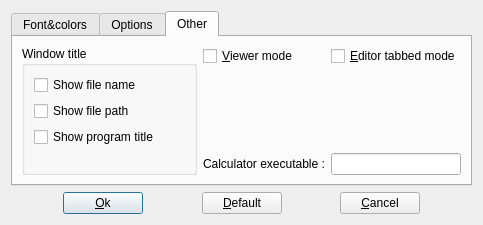
This is src/setupdialog.ui in GCodeProjects/GCodeWorkShop as Qt 5 draws it before an edit. The edited form follows.
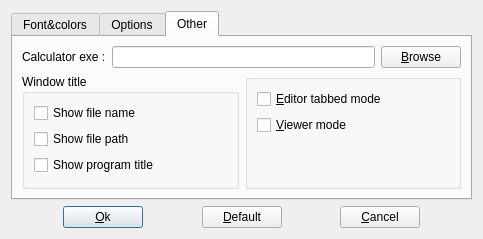
This is the edited form. The open tabs and pages were chosen to show the change. Icons and pictures are not drawn.

Commit message: New "split function" Command line option -diff

What changed in the file:
```diff
--- a/src/setupdialog.ui
+++ b/src/setupdialog.ui
@@ -7,112 +7,14 @@
     <x>0</x>
     <y>0</y>
     <width>483</width>
-    <height>225</height>
+    <height>227</height>
    </rect>
   </property>
   <property name="windowTitle">
    <string>Dialog</string>
   </property>
-  <layout class="QGridLayout" name="gridLayout_5">
-   <item row="3" column="0">
-    <layout class="QHBoxLayout" name="horizontalLayout">
+  <layout class="QVBoxLayout" name="verticalLayout">
      <item>
-      <spacer name="horizontalSpacer">
-       <property name="orientation">
-        <enum>Qt::Horizontal</enum>
-       </property>
-       <property name="sizeHint" stdset="0">
-        <size>
-         <width>40</width>
-         <height>20</height>
-        </size>
-       </property>
-      </spacer>
-     </item>
-     <item>
-      <widget class="QPushButton" name="okButton">
-       <property name="text">
-        <string>&amp;Ok</string>
-       </property>
-       <property name="icon">
-        <iconset resource="application.qrc">
-         <normaloff>:/images/ok.png</normaloff>:/images/ok.png</iconset>
-       </property>
-       <property name="default">
-        <bool>true</bool>
-       </property>
-      </widget>
-     </item>
-     <item>
-      <spacer name="horizontalSpacer_3">
-       <property name="orientation">
-        <enum>Qt::Horizontal</enum>
-       </property>
-       <property name="sizeHint" stdset="0">
-        <size>
-         <width>40</width>
-         <height>20</height>
-        </size>
-       </property>
-      </spacer>
-     </item>
-     <item>
-      <widget class="QPushButton" name="defaultButton">
-       <property name="text">
-        <string>&amp;Default</string>
-       </property>
-       <property name="icon">
-        <iconset resource="application.qrc">
-         <normaloff>:/images/default.png</normaloff>:/images/default.png</iconset>
-       </property>
-       <property name="autoDefault">
-        <bool>false</bool>
-       </property>
-      </widget>
-     </item>
-     <item>
-      <spacer name="horizontalSpacer_4">
-       <property name="orientation">
-        <enum>Qt::Horizontal</enum>
-       </property>
-       <property name="sizeHint" stdset="0">
-        <size>
-         <width>40</width>
-         <height>20</height>
-        </size>
-       </property>
-      </spacer>
-     </item>
-     <item>
-      <widget class="QPushButton" name="cancelButton">
-       <property name="text">
-        <string>&amp;Cancel</string>
-       </property>
-       <property name="icon">
-        <iconset resource="application.qrc">
-         <normaloff>:/images/window-close.png</normaloff>:/images/window-close.png</iconset>
-       </property>
-       <property name="autoDefault">
-        <bool>false</bool>
-       </property>
-      </widget>
-     </item>
-     <item>
-      <spacer name="horizontalSpacer_2">
-       <property name="orientation">
-        <enum>Qt::Horizontal</enum>
-       </property>
-       <property name="sizeHint" stdset="0">
-        <size>
-         <width>40</width>
-         <height>20</height>
-        </size>
-       </property>
-      </spacer>
-     </item>
-    </layout>
-   </item>
-   <item row="1" column="0">
     <widget class="QTabWidget" name="tabWidget">
      <property name="tabPosition">
       <enum>QTabWidget::North</enum>
@@ -479,7 +381,38 @@
       <attribute name="title">
        <string>Other</string>
       </attribute>
-      <layout class="QHBoxLayout" name="horizontalLayout_3">
+      <layout class="QVBoxLayout" name="verticalLayout_2">
+       <item>
+        <layout class="QHBoxLayout" name="horizontalLayout_5">
+         <item>
+          <widget class="QLabel" name="label">
+           <property name="text">
+            <string>Calculator exe :</string>
+           </property>
+          </widget>
+         </item>
+         <item>
+          <widget class="QLineEdit" name="calcLineEdit">
+           <property name="toolTip">
+            <string>Calculator executable</string>
+           </property>
+          </widget>
+         </item>
+         <item>
+          <widget class="QPushButton" name="browseButton">
+           <property name="text">
+            <string>&amp;Browse</string>
+           </property>
+           <property name="icon">
+            <iconset resource="application.qrc">
+             <normaloff>:/images/browse.png</normaloff>:/images/browse.png</iconset>
+           </property>
+          </widget>
+         </item>
+        </layout>
+       </item>
+       <item>
+        <layout class="QHBoxLayout" name="horizontalLayout_4">
        <item>
         <widget class="QGroupBox" name="groupBox">
          <property name="title">
@@ -524,15 +457,19 @@
         </widget>
        </item>
        <item>
-        <layout class="QGridLayout" name="gridLayout_3">
-         <item row="0" column="1">
+          <widget class="QGroupBox" name="groupBox_2">
+           <property name="title">
+            <string/>
+           </property>
+           <layout class="QGridLayout" name="gridLayout_4">
+            <item row="0" column="0">
           <widget class="QCheckBox" name="tabbedModecheckBox">
            <property name="text">
             <string>&amp;Editor tabbed mode</string>
            </property>
           </widget>
          </item>
-         <item row="0" column="0">
+            <item row="1" column="0">
           <widget class="QCheckBox" name="readOnlyModeCheckBox">
            <property name="toolTip">
             <string>If set, all files will be opened in read-only mode</string>
@@ -542,7 +479,7 @@
            </property>
           </widget>
          </item>
-         <item row="4" column="1">
+            <item row="2" column="0">
           <spacer name="verticalSpacer">
            <property name="orientation">
             <enum>Qt::Vertical</enum>
@@ -555,31 +492,112 @@
            </property>
           </spacer>
          </item>
-         <item row="5" column="1">
-          <widget class="QLineEdit" name="calcLineEdit">
-           <property name="sizePolicy">
-            <sizepolicy hsizetype="Minimum" vsizetype="Fixed">
-             <horstretch>0</horstretch>
-             <verstretch>0</verstretch>
-            </sizepolicy>
-           </property>
-           <property name="toolTip">
-            <string>Calculator executable</string>
-           </property>
-          </widget>
-         </item>
-         <item row="5" column="0">
-          <widget class="QLabel" name="label">
+           </layout>
+          </widget>
+         </item>
+        </layout>
+       </item>
+      </layout>
+     </widget>
+    </widget>
+   </item>
+   <item>
+    <layout class="QHBoxLayout" name="horizontalLayout">
+     <item>
+      <spacer name="horizontalSpacer">
+       <property name="orientation">
+        <enum>Qt::Horizontal</enum>
+       </property>
+       <property name="sizeHint" stdset="0">
+        <size>
+         <width>40</width>
+         <height>20</height>
+        </size>
+       </property>
+      </spacer>
+     </item>
+     <item>
+      <widget class="QPushButton" name="okButton">
+       <property name="text">
+        <string>&amp;Ok</string>
+       </property>
+       <property name="icon">
+        <iconset resource="application.qrc">
+         <normaloff>:/images/ok.png</normaloff>:/images/ok.png</iconset>
+       </property>
+       <property name="default">
+        <bool>true</bool>
+       </property>
+      </widget>
+     </item>
+     <item>
+      <spacer name="horizontalSpacer_3">
+       <property name="orientation">
+        <enum>Qt::Horizontal</enum>
+       </property>
+       <property name="sizeHint" stdset="0">
+        <size>
+         <width>40</width>
+         <height>20</height>
+        </size>
+       </property>
+      </spacer>
+     </item>
+     <item>
+      <widget class="QPushButton" name="defaultButton">
            <property name="text">
-            <string>Calculator executable :</string>
-           </property>
-          </widget>
-         </item>
-        </layout>
-       </item>
-      </layout>
-     </widget>
-    </widget>
+        <string>&amp;Default</string>
+       </property>
+       <property name="icon">
+        <iconset resource="application.qrc">
+         <normaloff>:/images/default.png</normaloff>:/images/default.png</iconset>
+       </property>
+       <property name="autoDefault">
+        <bool>false</bool>
+       </property>
+      </widget>
+     </item>
+     <item>
+      <spacer name="horizontalSpacer_4">
+       <property name="orientation">
+        <enum>Qt::Horizontal</enum>
+       </property>
+       <property name="sizeHint" stdset="0">
+        <size>
+         <width>40</width>
+         <height>20</height>
+        </size>
+       </property>
+      </spacer>
+     </item>
+     <item>
+      <widget class="QPushButton" name="cancelButton">
+       <property name="text">
+        <string>&amp;Cancel</string>
+       </property>
+       <property name="icon">
+        <iconset resource="application.qrc">
+         <normaloff>:/images/window-close.png</normaloff>:/images/window-close.png</iconset>
+       </property>
+       <property name="autoDefault">
+        <bool>false</bool>
+       </property>
+      </widget>
+     </item>
+     <item>
+      <spacer name="horizontalSpacer_2">
+       <property name="orientation">
+        <enum>Qt::Horizontal</enum>
+       </property>
+       <property name="sizeHint" stdset="0">
+        <size>
+         <width>40</width>
+         <height>20</height>
+        </size>
+       </property>
+      </spacer>
+     </item>
+    </layout>
    </item>
   </layout>
  </widget>
```
Lines whose indentation alone changed are shown as unchanged. The commit also changes 32 other files.
